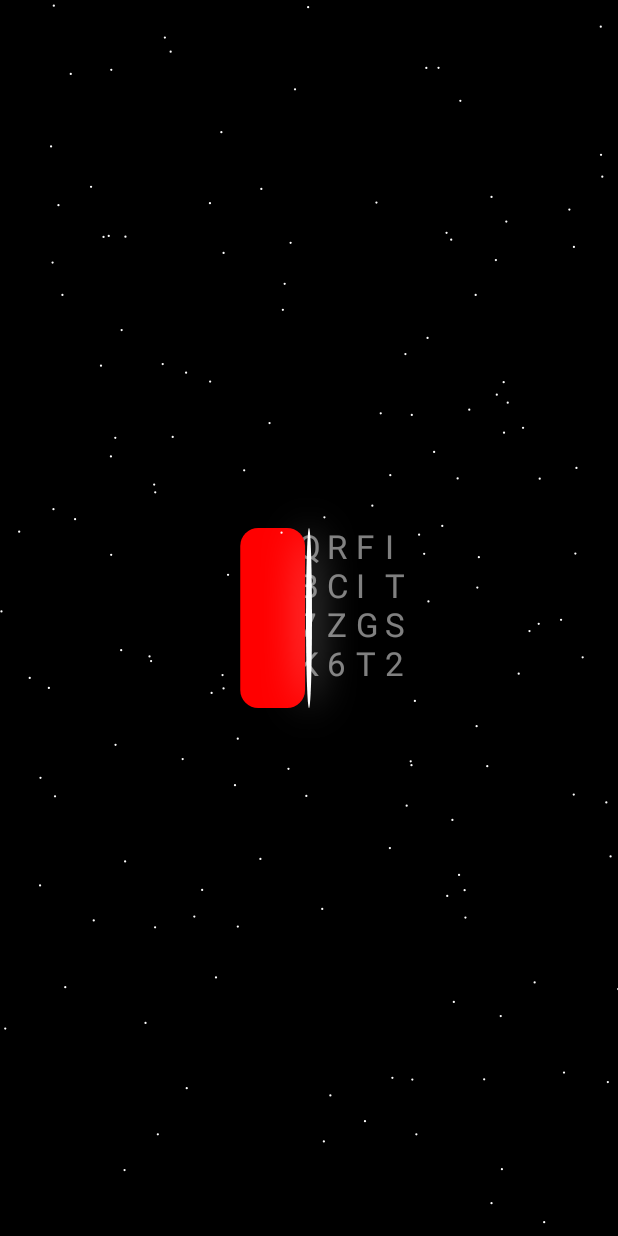
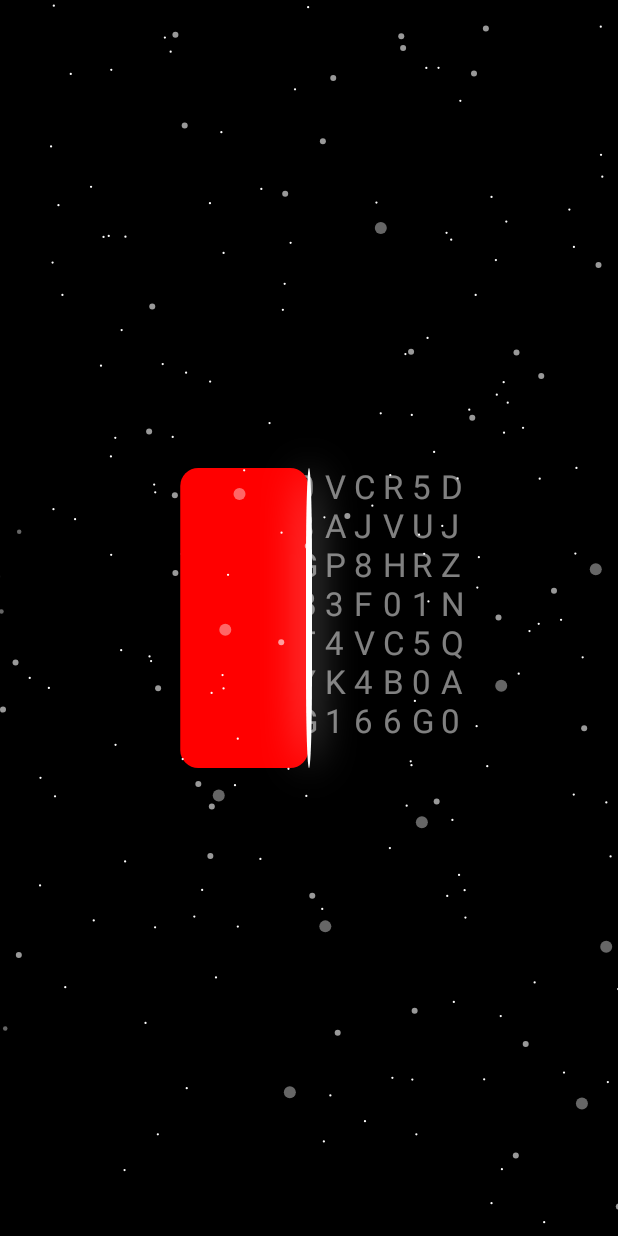
Before and after one commit to faridGuliyew/compose-playgrounds, an Android app built with Jetpack Compose: the composable Shredder shown on its own in the app's theme, on a phone screen of 412 x 824 dp. Run offline under Robolectric (Android 15) with nearby library versions, the phone set to English and light mode, and no system bars.

Commit message:
modified shredder

```diff
--- a/app/src/main/java/com/example/composeplaygrounds/Shredder.kt
+++ b/app/src/main/java/com/example/composeplaygrounds/Shredder.kt
@@ -22,6 +22,7 @@ import androidx.compose.foundation.layout.height
 import androidx.compose.foundation.layout.size
 import androidx.compose.foundation.layout.width
 import androidx.compose.foundation.shape.RoundedCornerShape
+import androidx.compose.material3.Text
 import androidx.compose.runtime.Composable
 import androidx.compose.runtime.LaunchedEffect
 import androidx.compose.runtime.derivedStateOf
@@ -51,6 +52,7 @@ import androidx.compose.ui.platform.LocalDensity
 import androidx.compose.ui.text.TextStyle
 import androidx.compose.ui.text.drawText
 import androidx.compose.ui.text.rememberTextMeasurer
+import androidx.compose.ui.text.style.TextAlign
 import androidx.compose.ui.tooling.preview.Preview
 import androidx.compose.ui.unit.dp
 import androidx.compose.ui.unit.sp
@@ -74,13 +76,13 @@ fun Shredder() {
 
     val startShredding by remember {
         derivedStateOf {
-            animatedTranslation >= screenWidthPx / 1.20f
+            animatedTranslation >= screenWidthPx / 1.33f
         }
     }
 
     val shredAnimation by animateFloatAsState(
-        targetValue = if (startShredding) with(density) { 120.dp.toPx() } else 0f,
-        animationSpec = tween(durationMillis = 750, easing = LinearEasing)
+        targetValue = if (startShredding) with(density) { 200.dp.toPx() } else 0f,
+        animationSpec = tween(durationMillis = 1200, easing = LinearEasing)
     )
 
     Box(
@@ -102,24 +104,75 @@ fun Shredder() {
                     )
                 }
 
+                val secondSchemaMid = (1..50).map {
+                    Offset(
+                        Random.nextFloat() * size.width,
+                        Random.nextFloat() * size.height
+                    )
+                }
+
+                val secondSchemaBig = (1..20).map {
+                    Offset(
+                        Random.nextFloat() * size.width,
+                        Random.nextFloat() * size.height
+                    )
+                }
+
                 onDrawWithContent {
                     drawContent()
+                    //layer one
                     translate(left = if (animatedTranslation <= screenWidthPx) animatedTranslation else -screenWidthPx * 2 + animatedTranslation) {
                         drawPoints(
                             points = firstSchema,
+                            pointMode = PointMode.Points,
+                            color = Color.White.copy(0.4f),
+                            strokeWidth = 3.dp.toPx(),
+                            cap = StrokeCap.Round
+                        )
+                    }
+                    translate(left = if (animatedTranslation <= screenWidthPx) animatedTranslation * 1.2f else -screenWidthPx * 2 + animatedTranslation) {
+                        drawPoints(
+                            points = secondSchemaMid,
+                            pointMode = PointMode.Points,
+                            color = Color.White.copy(0.6f),
+                            strokeWidth = 4.dp.toPx(),
+                            cap = StrokeCap.Round
+                        )
+                    }
+                    translate(left = if (animatedTranslation <= screenWidthPx) animatedTranslation * 1.3f else -screenWidthPx * 2 + animatedTranslation) {
+                        drawPoints(
+                            points = secondSchemaBig,
+                            pointMode = PointMode.Points,
+                            color = Color.White.copy(0.4f),
+                            strokeWidth = 8.dp.toPx(),
+                            cap = StrokeCap.Round
+                        )
+                    }
+                    //layer two
+                    translate(left = -screenWidthPx + animatedTranslation) {
+                        drawPoints(
+                            points = secondSchema,
                             pointMode = PointMode.Points,
                             color = Color.White,
                             strokeWidth = 1.5.dp.toPx(),
                             cap = StrokeCap.Round
                         )
                     }
-
-                    translate(left = -screenWidthPx + animatedTranslation) {
+                    translate(left = -screenWidthPx + animatedTranslation * 1.2f) {
                         drawPoints(
-                            points = secondSchema,
+                            points = secondSchemaMid,
                             pointMode = PointMode.Points,
-                            color = Color.White,
-                            strokeWidth = 1.5.dp.toPx(),
+                            color = Color.White.copy(0.6f),
+                            strokeWidth = 4.dp.toPx(),
+                            cap = StrokeCap.Round
+                        )
+                    }
+                    translate(left = -screenWidthPx + animatedTranslation * 1.3f) {
+                        drawPoints(
+                            points = secondSchemaBig,
+                            pointMode = PointMode.Points,
+                            color = Color.White.copy(0.4f),
+                            strokeWidth = 8.dp.toPx(),
                             cap = StrokeCap.Round
                         )
                     }
@@ -132,8 +185,8 @@ fun Shredder() {
             contentAlignment = Alignment.Center
         ) {
             val textMeasurer = rememberTextMeasurer()
-            Spacer(modifier = Modifier
-                .size(120.dp)
+            Box(modifier = Modifier
+                .size(200.dp)
                 .graphicsLayer {
                     translationX = -screenWidthPx + animatedTranslation
                 }
@@ -143,29 +196,32 @@ fun Shredder() {
                         color = Color.White.copy(0.5f),
                         fontSize = 22.sp
                     )
-                    val finalTextStyle = TextStyle (
+                    val finalTextStyle = TextStyle(
                         color = Color.White.copy(0.2f),
                         fontSize = 22.sp
                     )
                     val fullWidth = size.width
                     val measuredSize = textMeasurer.measure("W", textStyle).size
                     val charWidth = measuredSize.width
-                    val maxTextHorizontalLength  = fullWidth.toInt() / charWidth
+                    val maxTextHorizontalLength = fullWidth.toInt() / charWidth
 
                     val fullHeight = size.height
                     val charHeight = measuredSize.height
-                    val maxTextVerticalLength  = fullHeight.toInt() / charHeight
+                    val maxTextVerticalLength = fullHeight.toInt() / charHeight
 
                     onDrawBehind {
                         repeat(maxTextHorizontalLength) {
                             translate(left = it * charWidth.toFloat()) {
                                 repeat(maxTextVerticalLength) {
-                                    val randomChar = (48..57).plus(65..90) .random().toChar()
+                                    val randomChar = (48..57)
+                                        .plus(65..90)
+                                        .random()
+                                        .toChar()
                                     translate(top = it * charHeight.toFloat()) {
                                         drawText(
                                             textMeasurer = textMeasurer,
                                             text = "$randomChar",
-                                            style = if(shredAnimation == 120.dp.toPx()) finalTextStyle else textStyle
+                                            style = if (shredAnimation == 200.dp.toPx()) finalTextStyle else textStyle
                                         )
                                     }
                                 }
@@ -187,7 +243,7 @@ fun Shredder() {
             )
             Canvas(modifier = Modifier
                 .width(4.dp)
-                .height(120.dp)) {
+                .height(200.dp)) {
                 drawContext.canvas.nativeCanvas.apply {
                     this.drawRoundRect(
                         0f,
--- a/app/src/main/java/com/example/composeplaygrounds/ui/theme/Color.kt
+++ b/app/src/main/java/com/example/composeplaygrounds/ui/theme/Color.kt
@@ -9,3 +9,7 @@ val Pink80 = Color(0xFFEFB8C8)
 val Purple40 = Color(0xFF6650a4)
 val PurpleGrey40 = Color(0xFF625b71)
 val Pink40 = Color(0xFF7D5260)
+
+
+val RadarColor = Color(0xFF001b1a)
+val RadarColorGreen = Color(0xFF00fd00)
```
Also changed, not shown: app/src/main/java/com/example/composeplaygrounds/FlexView.kt (added, +122 -0 lines).
